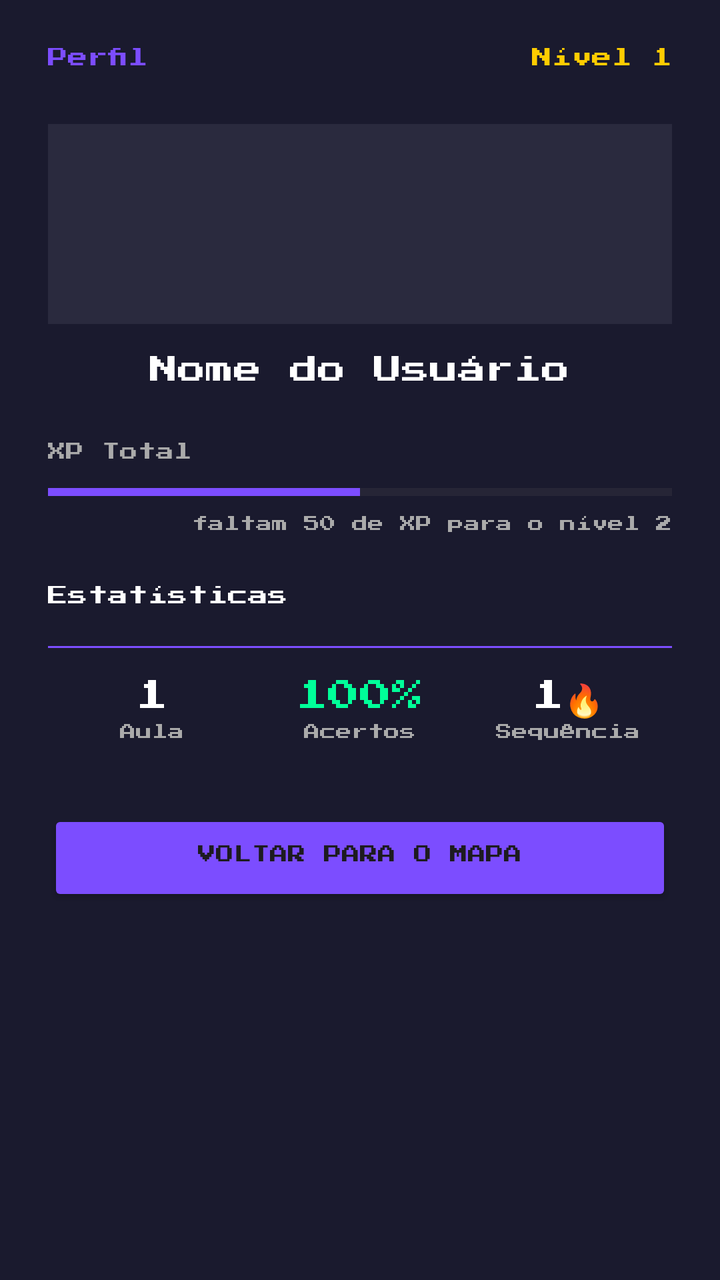
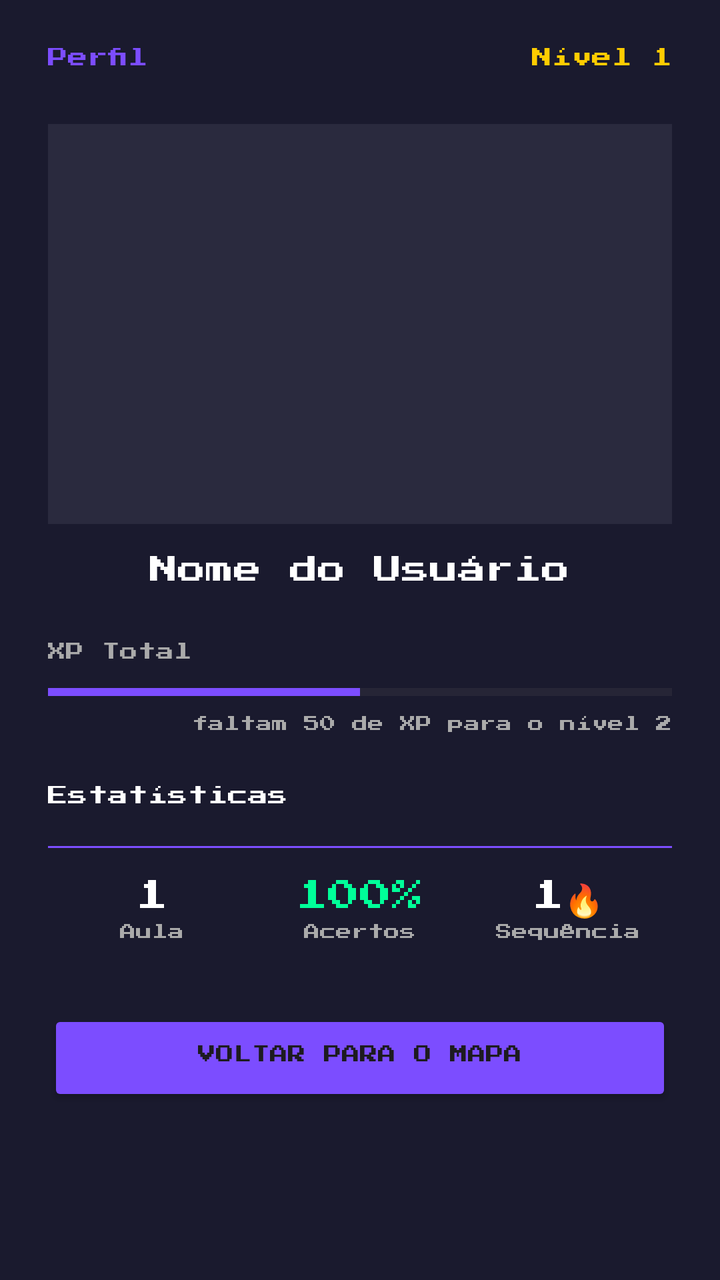

The first picture is an Android layout as it rendered before a commit; the second is the same layout after the commit. The layout source and the unified diff follow.
<!-- AndroidManifest.xml: application theme Theme.CodeQuest -->
<!-- res/layout/activity_perfil.xml -->
<?xml version="1.0" encoding="utf-8"?>
<LinearLayout xmlns:android="http://schemas.android.com/apk/res/android"
    android:layout_width="match_parent"
    android:layout_height="match_parent"
    android:orientation="vertical"
    android:padding="24dp"
    android:background="#1a1a2e">

    <LinearLayout
        android:layout_width="match_parent"
        android:layout_height="wrap_content"
        android:orientation="horizontal"
        android:layout_marginBottom="24dp">

        <TextView
            android:layout_width="0dp"
            android:layout_height="wrap_content"
            android:layout_weight="1"
            android:text="Perfil"
            android:textColor="#7c4dff"
            android:textSize="10sp"
            android:fontFamily="@font/pressstart2p"/>

        <TextView
            android:id="@+id/tvNivelPerfil"
            android:layout_width="wrap_content"
            android:layout_height="wrap_content"
            android:text="Nível 1"
            android:textColor="#ffcc00"
            android:textSize="10sp"
            android:fontFamily="@font/pressstart2p"/>

    </LinearLayout>

    <View
        android:layout_width="match_parent"
        android:layout_height="100dp"
        android:background="#2a2a3e"
        android:layout_marginBottom="16dp"/>

    <TextView
        android:id="@+id/tvNomeUsuario"
        android:layout_width="wrap_content"
        android:layout_height="wrap_content"
        android:text="Nome do Usuário"
        android:textColor="#ffffff"
        android:textSize="14sp"
        android:fontFamily="@font/pressstart2p"
        android:layout_gravity="center"
        android:layout_marginBottom="24dp"/>

    <TextView
        android:layout_width="wrap_content"
        android:layout_height="wrap_content"
        android:text="XP Total"
        android:textColor="#aaaaaa"
        android:textSize="9sp"
        android:fontFamily="@font/pressstart2p"
        android:layout_marginBottom="4dp"/>

    <ProgressBar
        android:id="@+id/progressXP"
        style="?android:attr/progressBarStyleHorizontal"
        android:layout_width="match_parent"
        android:layout_height="wrap_content"
        android:max="100"
        android:progress="50"
        android:progressTint="#7c4dff"
        android:layout_marginBottom="4dp"/>

    <TextView
        android:id="@+id/tvXPInfo"
        android:layout_width="wrap_content"
        android:layout_height="wrap_content"
        android:text="faltam 50 de XP para o nível 2"
        android:textColor="#aaaaaa"
        android:textSize="8sp"
        android:fontFamily="@font/pressstart2p"
        android:layout_gravity="end"
        android:layout_marginBottom="24dp"/>

    <TextView
        android:layout_width="wrap_content"
        android:layout_height="wrap_content"
        android:text="Estatísticas"
        android:textColor="#ffffff"
        android:textSize="10sp"
        android:fontFamily="@font/pressstart2p"
        android:layout_marginBottom="16dp"/>

    <View
        android:layout_width="match_parent"
        android:layout_height="1dp"
        android:background="#7c4dff"
        android:layout_marginBottom="16dp"/>

    <LinearLayout
        android:layout_width="match_parent"
        android:layout_height="wrap_content"
        android:orientation="horizontal"
        android:gravity="center"
        android:layout_marginBottom="32dp">

        <LinearLayout
            android:layout_width="0dp"
            android:layout_height="wrap_content"
            android:layout_weight="1"
            android:orientation="vertical"
            android:gravity="center">

            <TextView
                android:id="@+id/tvAulas"
                android:layout_width="wrap_content"
                android:layout_height="wrap_content"
                android:text="1"
                android:textColor="#ffffff"
                android:textSize="16sp"
                android:fontFamily="@font/pressstart2p"/>

            <TextView
                android:layout_width="wrap_content"
                android:layout_height="wrap_content"
                android:text="Aula"
                android:textColor="#aaaaaa"
                android:textSize="8sp"
                android:fontFamily="@font/pressstart2p"/>

        </LinearLayout>

        <LinearLayout
            android:layout_width="0dp"
            android:layout_height="wrap_content"
            android:layout_weight="1"
            android:orientation="vertical"
            android:gravity="center">

            <TextView
                android:id="@+id/tvAcertos"
                android:layout_width="wrap_content"
                android:layout_height="wrap_content"
                android:text="100%"
                android:textColor="#00ff99"
                android:textSize="16sp"
                android:fontFamily="@font/pressstart2p"/>

            <TextView
                android:layout_width="wrap_content"
                android:layout_height="wrap_content"
                android:text="Acertos"
                android:textColor="#aaaaaa"
                android:textSize="8sp"
                android:fontFamily="@font/pressstart2p"/>

        </LinearLayout>

        <LinearLayout
            android:layout_width="0dp"
            android:layout_height="wrap_content"
            android:layout_weight="1"
            android:orientation="vertical"
            android:gravity="center">

            <TextView
                android:id="@+id/tvSequencia"
                android:layout_width="wrap_content"
                android:layout_height="wrap_content"
                android:text="1🔥"
                android:textColor="#ffffff"
                android:textSize="16sp"
                android:fontFamily="@font/pressstart2p"/>

            <TextView
                android:layout_width="wrap_content"
                android:layout_height="wrap_content"
                android:text="Sequência"
                android:textColor="#aaaaaa"
                android:textSize="8sp"
                android:fontFamily="@font/pressstart2p"/>

        </LinearLayout>

    </LinearLayout>

    <Button
        android:id="@+id/btnVoltarMapa"
        android:layout_width="match_parent"
        android:layout_height="wrap_content"
        android:text="Voltar para o Mapa"
        android:backgroundTint="#7c4dff"
        android:fontFamily="@font/pressstart2p"
        android:textSize="9sp"/>

</LinearLayout>
<!-- resources referenced by this layout -->
<resources>
  <style name="Theme.CodeQuest" parent="Base.Theme.CodeQuest" />
  <style name="Base.Theme.CodeQuest" parent="Theme.Material3.DayNight.NoActionBar">
          
          
      </style>
</resources>

<!-- the commit's change to res/layout/activity_perfil.xml (unified diff, before → after) -->
@@ -34,7 +34,7 @@
 
     <View
         android:layout_width="match_parent"
-        android:layout_height="100dp"
+        android:layout_height="200dp"
         android:background="#2a2a3e"
         android:layout_marginBottom="16dp"/>
 
